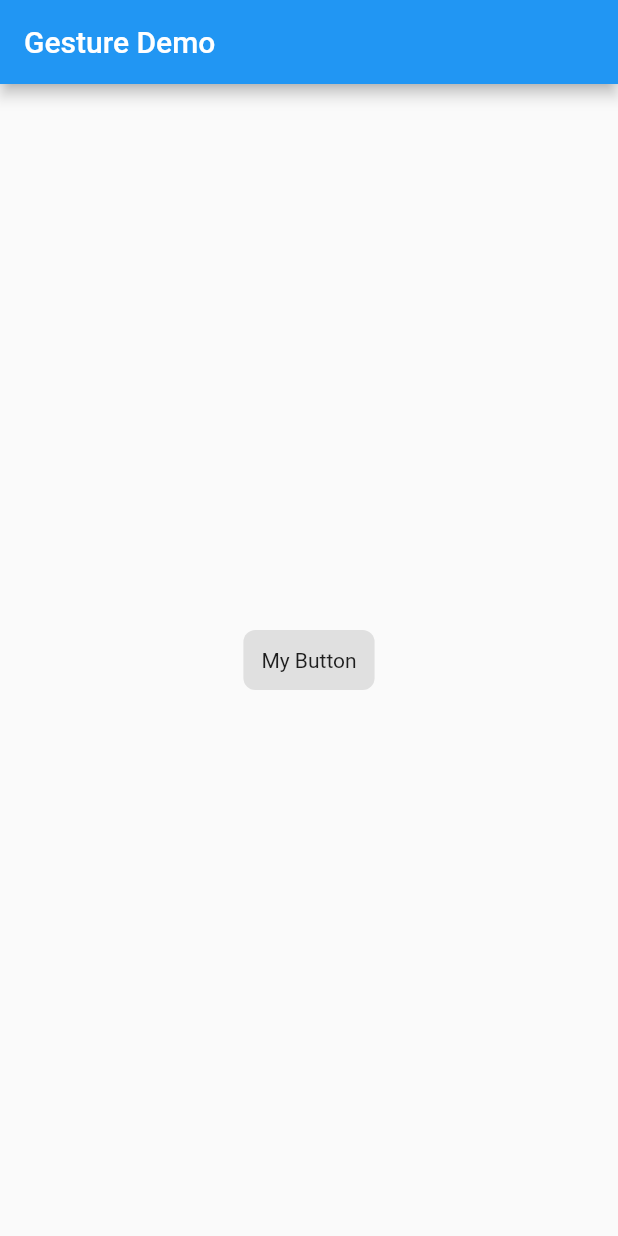
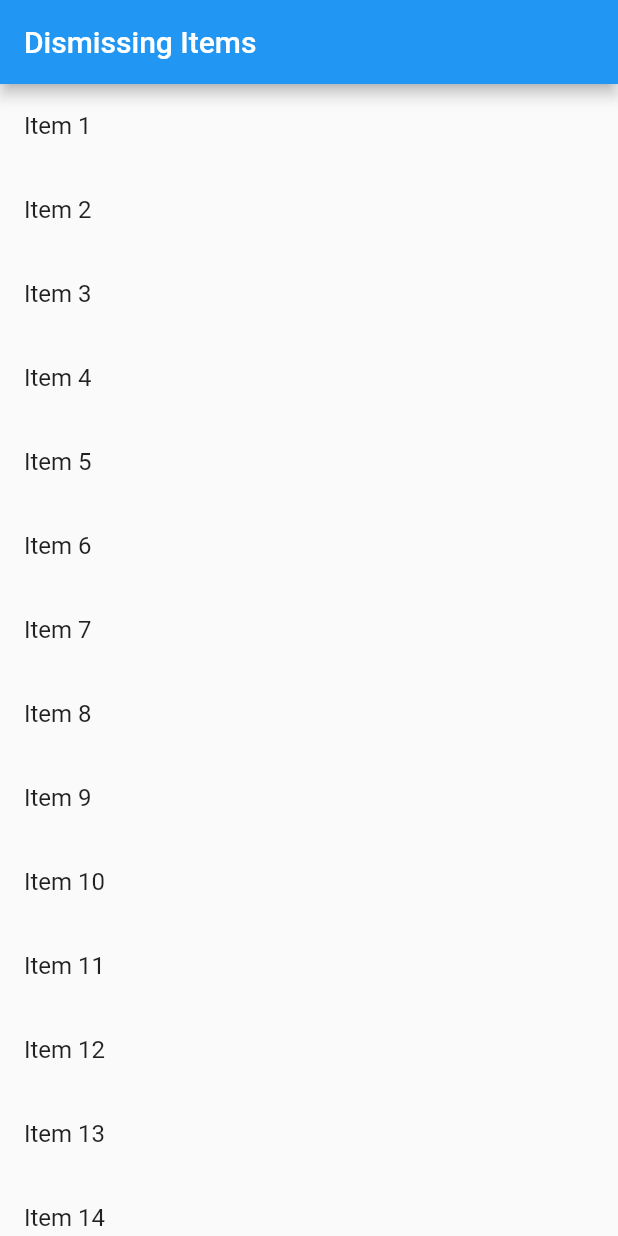
Before and after one commit to mohan-dev1248/flutter_app_cookbook, a Flutter app: the screen it shows after launch, on a phone screen of 412 x 824 dp. Run offline on Flutter 3.47's test engine with Material 2 defaults, Android fonts, the phone set to English and light mode, and no system bars.

Commit message:
Swipe to Dismiss - Dismissible Widget example

```diff
--- /dev/null
+++ b/lib/gestures/swipeToDismiss.dart
@@ -0,0 +1,47 @@
+import 'package:flutter/material.dart';
+
+class DismissibleList extends StatefulWidget {
+  DismissibleList({Key? key}) : super(key: key);
+
+  @override
+  _DismissibleList createState() => _DismissibleList();
+}
+
+class _DismissibleList extends State<DismissibleList> {
+  final items = List<String>.generate(20, (index) => 'Item ${index + 1}');
+
+
+  @override
+  Widget build(BuildContext context) {
+    final title = 'Dismissing Items';
+    return MaterialApp(
+      title: title,
+      theme: ThemeData(
+          primarySwatch: Colors.blue
+      ),
+      home: Scaffold(
+        appBar: AppBar(
+          title: Text(title),
+        ),
+        body: ListView.builder(
+            itemCount: items.length,
+            itemBuilder: (context, index) {
+              final item = items[index];
+              return Dismissible(
+                key: Key(item),
+                onDismissed: (direction) {
+                  setState(() {
+                    items.removeAt(index);
+                  });
+
+                  ScaffoldMessenger.of(context).showSnackBar(SnackBar(content: Text('$item  dismissed')));
+                },
+                background: Container(color: Colors.red,),
+                child: ListTile(title: Text(item),),
+              );
+            }
+        ),
+      ),
+    );
+  }
+}
--- a/lib/main.dart
+++ b/lib/main.dart
@@ -6,6 +6,7 @@ import 'package:flutter_app_cookbook/forms/onTextChange.dart';
 import 'package:flutter_app_cookbook/forms/requestingFocusDynamically.dart';
 import 'package:flutter_app_cookbook/gestures/onTap.dart';
 import 'package:flutter_app_cookbook/gestures/ripple.dart';
+import 'package:flutter_app_cookbook/gestures/swipeToDismiss.dart';
 import 'package:flutter_app_cookbook/hello_world/FirstMaterialApp.dart';
 import 'package:flutter_app_cookbook/hello_world/helloWorld.dart';
 import 'package:flutter_app_cookbook/layouts/tutorial.dart';
@@ -18,6 +19,6 @@ import 'state/StateWithParent.dart';
 //Whatever your widget you want to test it, put it inside the runApp try it
 void main() {
   runApp(
-    OnTapDemo()
+    DismissibleList()
   );
 }
```
